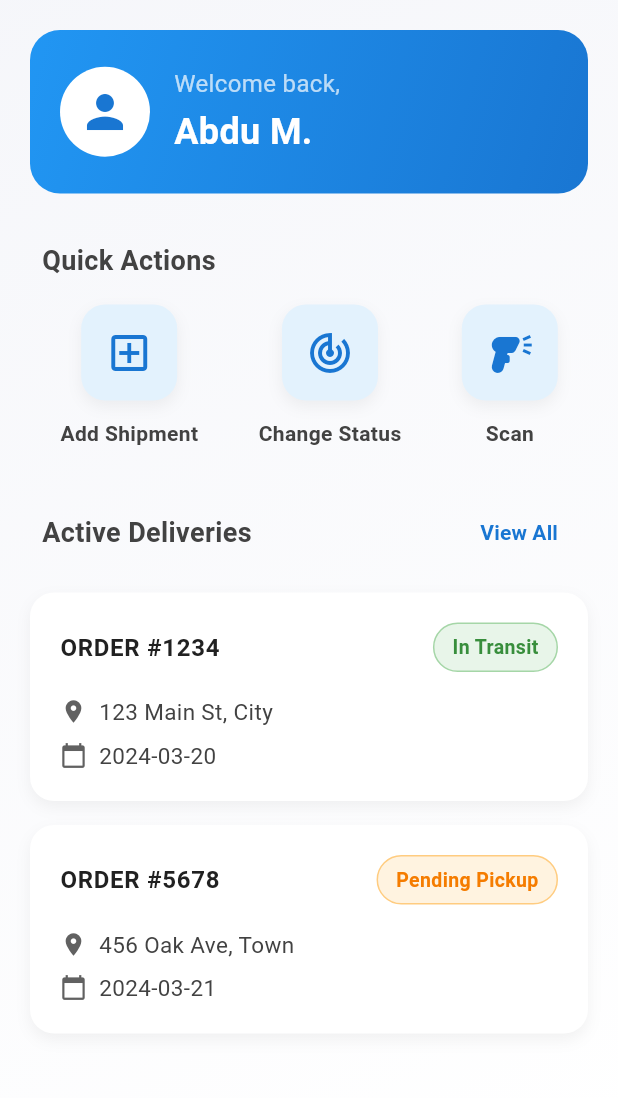
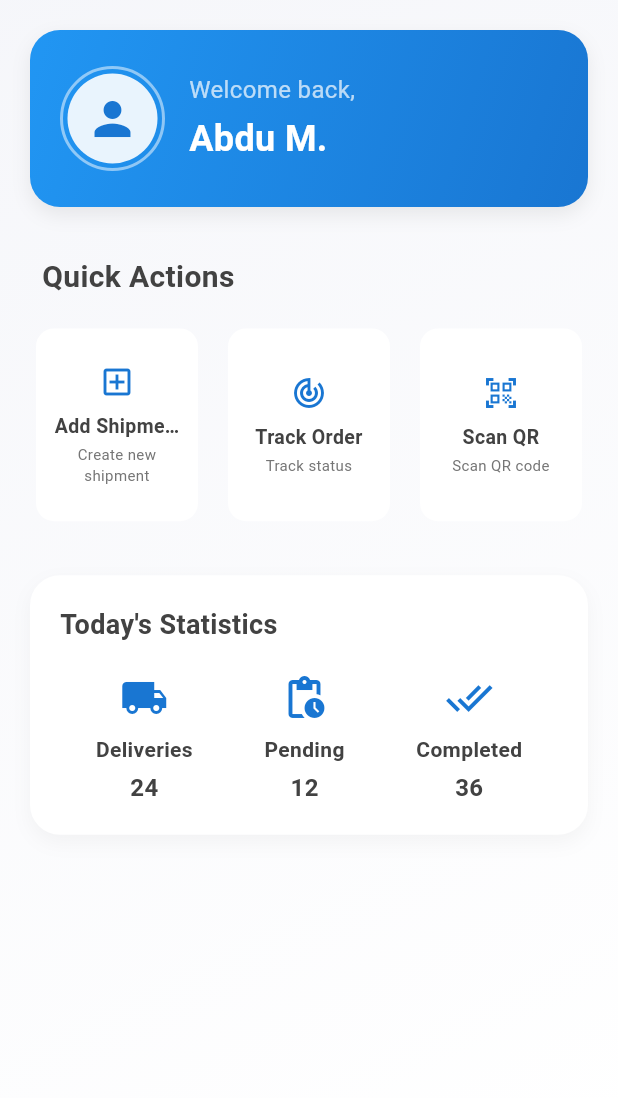
Before and after one commit to AbdulsemedM/Courier-App, a Flutter app: the HomeScreen screen opened directly, on a phone screen of 412 x 824 dp, the part 84-1182 px from its top. Run offline on Flutter 3.47's test engine with Material 3 defaults, Android fonts, the phone set to English and light mode, and no system bars; our stand-ins replace bottom_navy_bar, flutter_bloc, flutter_secure_storage, lottie, permission_handler, shared_preferences and 1 more; missing offline and left inert: mobile_scanner; accounts and stored records are empty.

Commit message:
home page design chnages

```diff
--- a/lib/features/home_screen/presentation/screen/home_screen.dart
+++ b/lib/features/home_screen/presentation/screen/home_screen.dart
@@ -79,7 +79,7 @@ class _HomeScreenState extends State<HomeScreen> {
           child: Column(
             crossAxisAlignment: CrossAxisAlignment.start,
             children: [
-              // User welcome section
+              // User welcome section with enhanced design
               Container(
                 padding:
                     const EdgeInsets.symmetric(vertical: 24, horizontal: 20),
@@ -93,18 +93,37 @@ class _HomeScreenState extends State<HomeScreen> {
                     end: Alignment.bottomRight,
                   ),
                   borderRadius: BorderRadius.circular(20),
+                  boxShadow: [
+                    BoxShadow(
+                      color: isDarkMode
+                          ? Colors.black.withOpacity(0.3)
+                          : Colors.grey.withOpacity(0.2),
+                      blurRadius: 10,
+                      offset: const Offset(0, 5),
+                    ),
+                  ],
                 ),
                 child: Row(
                   children: [
-                    CircleAvatar(
-                      radius: 30,
-                      backgroundColor: Colors.white,
-                      child: Icon(
-                        Icons.person,
-                        size: 36,
-                        color: isDarkMode
-                            ? Colors.blue.shade200
-                            : Colors.blue.shade700,
+                    Container(
+                      padding: const EdgeInsets.all(3),
+                      decoration: BoxDecoration(
+                        shape: BoxShape.circle,
+                        border: Border.all(
+                          color: Colors.white.withOpacity(0.5),
+                          width: 2,
+                        ),
+                      ),
+                      child: CircleAvatar(
+                        radius: 30,
+                        backgroundColor: Colors.white.withOpacity(0.9),
+                        child: Icon(
+                          Icons.person,
+                          size: 36,
+                          color: isDarkMode
+                              ? Colors.blue.shade200
+                              : Colors.blue.shade700,
+                        ),
                       ),
                     ),
                     const SizedBox(width: 16),
@@ -134,139 +153,148 @@ class _HomeScreenState extends State<HomeScreen> {
               ),
               const SizedBox(height: 32),
 
-              // Quick action buttons
+              // Quick action buttons with enhanced design
               Padding(
                 padding: const EdgeInsets.symmetric(horizontal: 8),
                 child: Text(
                   'Quick Actions',
                   style: TextStyle(
-                    fontSize: 18,
+                    fontSize: 20,
                     fontWeight: FontWeight.bold,
                     color: isDarkMode ? Colors.white : Colors.grey.shade800,
                   ),
                 ),
               ),
               const SizedBox(height: 16),
-              Row(
-                mainAxisAlignment: MainAxisAlignment.spaceAround,
+              GridView.count(
+                shrinkWrap: true,
+                physics: const NeverScrollableScrollPhysics(),
+                crossAxisCount: 3,
+                mainAxisSpacing: 12,
+                crossAxisSpacing: 12,
+                childAspectRatio: 0.85,
                 children: [
-                  HomeWidgets.buildQuickActionButton(
+                  HomeWidgets.buildEnhancedActionCard(
+                    context: context,
                     icon: Icons.add_box_outlined,
                     label: 'Add Shipment',
-                    onTap: () {
-                      Navigator.push(
-                          context,
-                          MaterialPageRoute(
-                              builder: (context) => const AddShipmentScreen()));
-                    },
+                    description: 'Create new shipment',
+                    onTap: () => Navigator.push(
+                        context,
+                        MaterialPageRoute(
+                            builder: (context) => const AddShipmentScreen())),
                     isDarkMode: isDarkMode,
                   ),
-                  HomeWidgets.buildQuickActionButton(
+                  HomeWidgets.buildEnhancedActionCard(
+                    context: context,
                     icon: Icons.track_changes,
-                    label: 'Change Status',
-                    onTap: () {
-                      Navigator.push(
-                          context,
-                          MaterialPageRoute(
-                              builder: (context) => const TrackOrderScreen()));
-                    },
+                    label: 'Track Order',
+                    description: 'Track status',
+                    onTap: () => Navigator.push(
+                        context,
+                        MaterialPageRoute(
+                            builder: (context) => const TrackOrderScreen())),
                     isDarkMode: isDarkMode,
                   ),
-                  HomeWidgets.buildQuickActionButton(
-                    icon: Icons.barcode_reader,
-                    label: 'Scan',
-                    onTap: () {
-                      Navigator.push(
-                          context,
-                          MaterialPageRoute(
-                              builder: (context) =>
-                                  const BarcodeReaderScreen()));
-                    },
+                  HomeWidgets.buildEnhancedActionCard(
+                    context: context,
+                    icon: Icons.qr_code_scanner,
+                    label: 'Scan QR',
+                    description: 'Scan QR code',
+                    onTap: () => Navigator.push(
+                        context,
+                        MaterialPageRoute(
+                            builder: (context) => const BarcodeReaderScreen())),
                     isDarkMode: isDarkMode,
                   ),
+                  // HomeWidgets.buildEnhancedActionCard(
+                  //   context: context,
+                  //   icon: Icons.analytics_outlined,
+                  //   label: 'Reports',
+                  //   description: 'View reports',
+                  //   onTap: () => Navigator.pushNamed(context, '/reports'),
+                  //   isDarkMode: isDarkMode,
+                  // ),
+                  // HomeWidgets.buildEnhancedActionCard(
+                  //   context: context,
+                  //   icon: Icons.settings,
+                  //   label: 'Settings',
+                  //   description: 'App settings',
+                  //   onTap: () => Navigator.pushNamed(context, '/settings'),
+                  //   isDarkMode: isDarkMode,
+                  // ),
+                  // HomeWidgets.buildEnhancedActionCard(
+                  //   context: context,
+                  //   icon: Icons.help_outline,
+                  //   label: 'Help',
+                  //   description: 'Get support',
+                  //   onTap: () => Navigator.pushNamed(context, '/help'),
+                  //   isDarkMode: isDarkMode,
+                  // ),
                 ],
               ),
               const SizedBox(height: 32),
 
-              // Active deliveries section
-              Padding(
-                padding: const EdgeInsets.symmetric(horizontal: 8),
-                child: Row(
-                  mainAxisAlignment: MainAxisAlignment.spaceBetween,
+              // Statistics Section
+              Container(
+                padding: const EdgeInsets.all(20),
+                decoration: BoxDecoration(
+                  color: isDarkMode
+                      ? Colors.grey[850]!.withOpacity(0.5)
+                      : Colors.white,
+                  borderRadius: BorderRadius.circular(20),
+                  boxShadow: [
+                    BoxShadow(
+                      color: isDarkMode
+                          ? Colors.black.withOpacity(0.2)
+                          : Colors.grey.withOpacity(0.1),
+                      blurRadius: 10,
+                      offset: const Offset(0, 5),
+                    ),
+                  ],
+                ),
+                child: Column(
+                  crossAxisAlignment: CrossAxisAlignment.start,
                   children: [
                     Text(
-                      'Active Deliveries',
+                      'Today\'s Statistics',
                       style: TextStyle(
                         fontSize: 18,
                         fontWeight: FontWeight.bold,
                         color: isDarkMode ? Colors.white : Colors.grey.shade800,
                       ),
                     ),
-                    TextButton(
-                      onPressed: () {
-                        // Handle view all
-                      },
-                      child: Text(
-                        'View All',
-                        style: TextStyle(
-                          color: isDarkMode
-                              ? Colors.blue.shade200
-                              : Colors.blue.shade700,
-                          fontWeight: FontWeight.w600,
+                    const SizedBox(height: 20),
+                    Row(
+                      mainAxisAlignment: MainAxisAlignment.spaceAround,
+                      children: [
+                        HomeWidgets.buildStatisticItem(
+                          icon: Icons.local_shipping,
+                          label: 'Deliveries',
+                          value: '24',
+                          isDarkMode: isDarkMode,
                         ),
-                      ),
+                        HomeWidgets.buildStatisticItem(
+                          icon: Icons.pending_actions,
+                          label: 'Pending',
+                          value: '12',
+                          isDarkMode: isDarkMode,
+                        ),
+                        HomeWidgets.buildStatisticItem(
+                          icon: Icons.done_all,
+                          label: 'Completed',
+                          value: '36',
+                          isDarkMode: isDarkMode,
+                        ),
+                      ],
                     ),
                   ],
                 ),
               ),
-              const SizedBox(height: 16),
-              HomeWidgets.buildDeliveryCard(
-                orderNumber: 'ORDER #1234',
-                status: 'In Transit',
-                address: '123 Main St, City',
-                date: '2024-03-20',
-                isDarkMode: isDarkMode,
-              ),
-              const SizedBox(height: 16),
-              HomeWidgets.buildDeliveryCard(
-                orderNumber: 'ORDER #5678',
-                status: 'Pending Pickup',
-                address: '456 Oak Ave, Town',
-                date: '2024-03-21',
-                isDarkMode: isDarkMode,
-              ),
             ],
           ),
         ),
-        // bottomNavigationBar: Theme(
-        //   data: Theme.of(context).copyWith(
-        //     splashColor: Colors.transparent,
-        //     highlightColor: Colors.transparent,
-        //   ),
-        //   child: BottomNavigationBar(
-        //     currentIndex: 0,
-        //     backgroundColor: isDarkMode ? const Color(0xFF1F1F1F) : Colors.white,
-        //     selectedItemColor: isDarkMode ? Colors.blue.shade200 : Colors.blue.shade700,
-        //     unselectedItemColor: isDarkMode ? Colors.grey.shade600 : Colors.grey.shade400,
-        //     items: const [
-        //       BottomNavigationBarItem(
-        //         icon: Icon(Icons.home_rounded),
-        //         label: 'Home',
-        //       ),
-        //       BottomNavigationBarItem(
-        //         icon: Icon(Icons.map_rounded),
-        //         label: 'Map',
-        //       ),
-        //       BottomNavigationBarItem(
-        //         icon: Icon(Icons.person_rounded),
-        //         label: 'Profile',
-        //       ),
-        //     ],
-        //     onTap: (index) {
-        //       // Handle navigation
-        //     },
       ),
     );
-    // );
   }
 }
--- a/lib/features/home_screen/presentation/widget/home_widgets.dart
+++ b/lib/features/home_screen/presentation/widget/home_widgets.dart
@@ -186,4 +186,97 @@ class HomeWidgets {
       },
     );
   }
+
+  static Widget buildEnhancedActionCard({
+    required BuildContext context,
+    required IconData icon,
+    required String label,
+    required String description,
+    required VoidCallback onTap,
+    required bool isDarkMode,
+  }) {
+    return Card(
+      elevation: 0,
+      color: isDarkMode ? Colors.grey[850]!.withOpacity(0.5) : Colors.white,
+      shape: RoundedRectangleBorder(
+        borderRadius: BorderRadius.circular(12),
+      ),
+      child: InkWell(
+        onTap: onTap,
+        borderRadius: BorderRadius.circular(12),
+        child: Padding(
+          padding: const EdgeInsets.all(12),
+          child: Column(
+            mainAxisAlignment: MainAxisAlignment.center,
+            mainAxisSize: MainAxisSize.min,
+            children: [
+              Icon(
+                icon,
+                size: 24,
+                color: isDarkMode ? Colors.blue[200] : Colors.blue[700],
+              ),
+              const SizedBox(height: 8),
+              Text(
+                label,
+                style: TextStyle(
+                  fontSize: 13,
+                  fontWeight: FontWeight.bold,
+                  color: isDarkMode ? Colors.white : Colors.grey[800],
+                ),
+                textAlign: TextAlign.center,
+                maxLines: 1,
+                overflow: TextOverflow.ellipsis,
+              ),
+              const SizedBox(height: 2),
+              Text(
+                description,
+                textAlign: TextAlign.center,
+                style: TextStyle(
+                  fontSize: 10,
+                  color: isDarkMode ? Colors.grey[400] : Colors.grey[600],
+                ),
+                maxLines: 2,
+                overflow: TextOverflow.ellipsis,
+              ),
+            ],
+          ),
+        ),
+      ),
+    );
+  }
+
+  static Widget buildStatisticItem({
+    required IconData icon,
+    required String label,
+    required String value,
+    required bool isDarkMode,
+  }) {
+    return Column(
+      children: [
+        Icon(
+          icon,
+          size: 32,
+          color: isDarkMode ? Colors.blue.shade200 : Colors.blue.shade700,
+        ),
+        const SizedBox(height: 8),
+        Text(
+          label,
+          style: TextStyle(
+            fontSize: 14,
+            fontWeight: FontWeight.bold,
+            color: isDarkMode ? Colors.white : Colors.grey.shade800,
+          ),
+        ),
+        const SizedBox(height: 4),
+        Text(
+          value,
+          style: TextStyle(
+            fontSize: 16,
+            fontWeight: FontWeight.bold,
+            color: isDarkMode ? Colors.white : Colors.grey.shade800,
+          ),
+        ),
+      ],
+    );
+  }
 }
```
